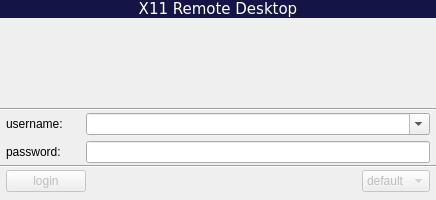
The window that src/qt_helper/ltsm_helperwindow.ui (AndreyBarmaley/linux-terminal-service-manager) describes before a commit, drawn with Qt 5.
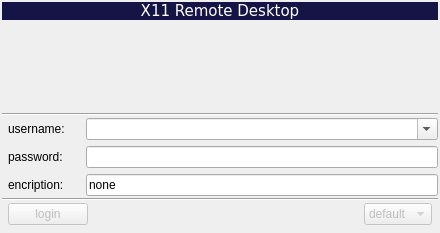
The same window after the commit. Icons and pictures are not drawn.

Patch:
```diff
--- a/src/qt_helper/ltsm_helperwindow.ui
+++ b/src/qt_helper/ltsm_helperwindow.ui
@@ -9,8 +9,8 @@
    <rect>
     <x>0</x>
     <y>0</y>
-    <width>436</width>
-    <height>200</height>
+    <width>440</width>
+    <height>233</height>
    </rect>
   </property>
   <property name="sizePolicy">
@@ -32,18 +32,18 @@
    <property name="styleSheet">
     <string notr="true"/>
    </property>
-   <layout class="QVBoxLayout" name="verticalLayout">
+   <layout class="QVBoxLayout" name="verticalLayout_3">
     <property name="spacing">
      <number>2</number>
     </property>
     <property name="leftMargin">
-     <number>0</number>
+     <number>2</number>
     </property>
     <property name="topMargin">
-     <number>0</number>
+     <number>2</number>
     </property>
     <property name="rightMargin">
-     <number>0</number>
+     <number>2</number>
     </property>
     <property name="bottomMargin">
      <number>2</number>
@@ -123,15 +123,12 @@
      </widget>
     </item>
     <item>
-     <layout class="QHBoxLayout" name="horizontalLayout4">
-      <property name="leftMargin">
-       <number>6</number>
-      </property>
-      <property name="rightMargin">
-       <number>6</number>
-      </property>
+     <layout class="QHBoxLayout" name="horizontalLayout_2">
       <item>
-       <layout class="QVBoxLayout" name="verticalLayout2">
+       <layout class="QVBoxLayout" name="verticalLayout">
+        <property name="leftMargin">
+         <number>6</number>
+        </property>
         <item>
          <layout class="QHBoxLayout" name="horizontalLayout2">
           <item>
@@ -184,7 +181,7 @@
             </property>
             <property name="sizeHint" stdset="0">
              <size>
-              <width>19</width>
+              <width>15</width>
               <height>22</height>
              </size>
             </property>
@@ -192,6 +189,33 @@
           </item>
          </layout>
         </item>
+        <item>
+         <layout class="QHBoxLayout" name="horizontalLayout">
+          <item>
+           <widget class="QLabel" name="labelEncription">
+            <property name="text">
+             <string>encription:</string>
+            </property>
+           </widget>
+          </item>
+          <item>
+           <spacer name="horizontalSpacer">
+            <property name="orientation">
+             <enum>Qt::Horizontal</enum>
+            </property>
+            <property name="sizeType">
+             <enum>QSizePolicy::Minimum</enum>
+            </property>
+            <property name="sizeHint" stdset="0">
+             <size>
+              <width>15</width>
+              <height>20</height>
+             </size>
+            </property>
+           </spacer>
+          </item>
+         </layout>
+        </item>
        </layout>
       </item>
       <item>
@@ -213,6 +237,22 @@
           </property>
          </widget>
         </item>
+        <item>
+         <widget class="QLineEdit" name="lineEditEncription">
+          <property name="enabled">
+           <bool>true</bool>
+          </property>
+          <property name="autoFillBackground">
+           <bool>false</bool>
+          </property>
+          <property name="text">
+           <string>none</string>
+          </property>
+          <property name="readOnly">
+           <bool>true</bool>
+          </property>
+         </widget>
+        </item>
        </layout>
       </item>
      </layout>
```
Left out of the diff: 2 changed lines with no effect on the pictures.
